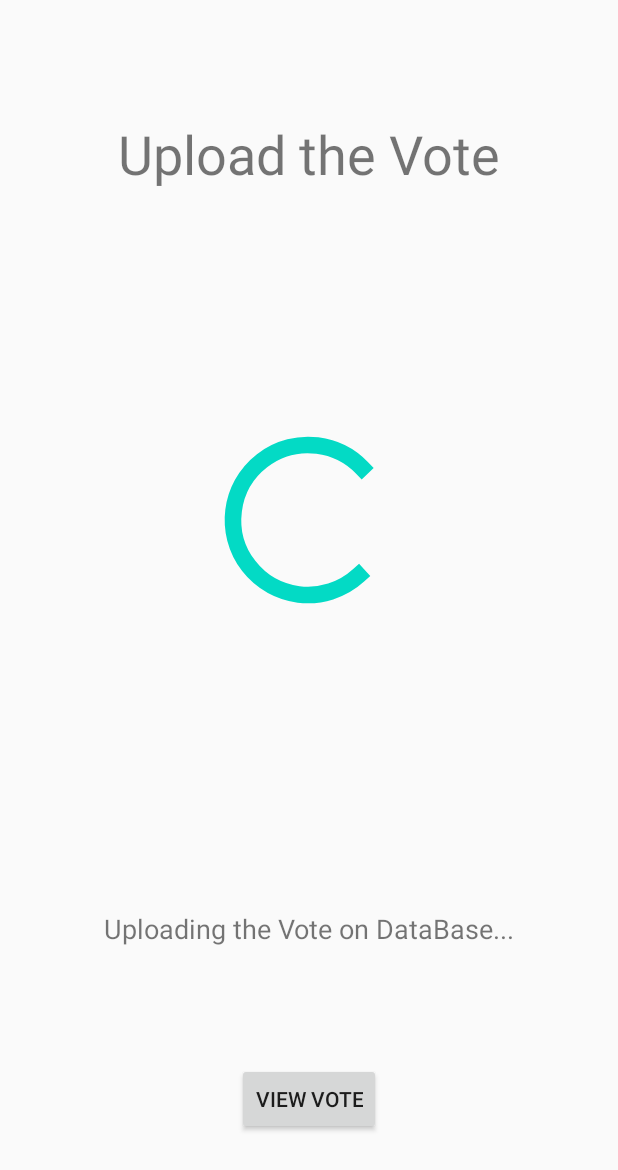
After one commit to ABHISHEK4227/votingApp, an Android app: the layout activity_upload_to_server.xml on its own in the app's theme, with its tools: preview values and no code run, on a phone screen of 412 x 824 dp. The commit adds this screen. Shown: the top 1170 px of the screen. Run offline under Robolectric (Android 15) with nearby library versions, the phone set to English and light mode, and no system bars.

Commit message:
Updated Facial Recognition, Added timer in CastVote, Added UploadToServer

```diff
--- a/app/src/main/AndroidManifest.xml
+++ b/app/src/main/AndroidManifest.xml
@@ -11,7 +11,8 @@
         android:roundIcon="@mipmap/ic_launcher_round"
         android:supportsRtl="true"
         android:theme="@style/AppTheme">
-        <activity android:name=".ConfirmVote"></activity>
+        <activity android:name=".uploadToServer"></activity>
+        <activity android:name=".ConfirmVote" />
         <activity android:name=".FacialRecognition" />
         <activity android:name=".VerifyVote" />
         <activity android:name=".WriteToChip" />
--- a/app/src/main/java/com/example/votingapp/Connect.java
+++ b/app/src/main/java/com/example/votingapp/Connect.java
@@ -3,6 +3,6 @@ package com.example.votingapp;
 import android.app.Application;
 
 public class Connect extends Application {
-    public static String IP = "192.168.0.110";
+    public static String IP = "192.168.31.49";
     public static int port = 9000;
 }
--- a/app/src/main/res/layout/activity_main.xml
+++ b/app/src/main/res/layout/activity_main.xml
@@ -38,7 +38,7 @@
         android:layout_marginTop="40dp"
         android:ems="10"
         android:hint="@string/password"
-        android:inputType="textPersonName"
+        android:inputType="textPassword"
         app:layout_constraintEnd_toEndOf="parent"
         app:layout_constraintStart_toStartOf="parent"
         app:layout_constraintTop_toBottomOf="@id/epic"
--- /dev/null
+++ b/app/src/main/res/layout/activity_upload_to_server.xml
@@ -0,0 +1,58 @@
+<?xml version="1.0" encoding="utf-8"?>
+<androidx.constraintlayout.widget.ConstraintLayout xmlns:android="http://schemas.android.com/apk/res/android"
+    xmlns:app="http://schemas.android.com/apk/res-auto"
+    xmlns:tools="http://schemas.android.com/tools"
+    android:layout_width="match_parent"
+    android:layout_height="match_parent"
+    tools:context=".uploadToServer">
+    <TextView
+        android:id="@+id/upload2"
+        android:layout_width="wrap_content"
+        android:layout_height="wrap_content"
+        android:text="Upload the Vote"
+        android:textSize="36sp"
+        app:layout_constraintBottom_toBottomOf="parent"
+        app:layout_constraintEnd_toEndOf="parent"
+        app:layout_constraintStart_toStartOf="parent"
+        app:layout_constraintTop_toTopOf="parent"
+        app:layout_constraintVertical_bias="0.101" />
+
+    <TextView
+        android:id="@+id/upload"
+        android:layout_width="wrap_content"
+        android:layout_height="wrap_content"
+        android:paddingLeft="20dp"
+        android:paddingTop="10dp"
+        android:paddingRight="20dp"
+        android:paddingBottom="10dp"
+        android:text="Uploading the Vote on DataBase..."
+        android:textSize="18sp"
+        app:layout_constraintBottom_toBottomOf="parent"
+        app:layout_constraintEnd_toEndOf="parent"
+        app:layout_constraintStart_toStartOf="parent"
+        app:layout_constraintTop_toBottomOf="@+id/progressBar" />
+
+    <ProgressBar
+        android:id="@+id/progressBar"
+        style="?android:attr/progressBarStyle"
+        android:layout_width="134dp"
+        android:layout_height="133dp"
+        android:layout_marginTop="124dp"
+        app:layout_constraintBottom_toBottomOf="parent"
+        app:layout_constraintEnd_toEndOf="parent"
+        app:layout_constraintHorizontal_bias="0.498"
+        app:layout_constraintStart_toStartOf="parent"
+        app:layout_constraintTop_toBottomOf="@+id/upload2"
+        app:layout_constraintVertical_bias="0.067" />
+
+    <Button
+        android:id="@+id/viewButton"
+        android:layout_width="wrap_content"
+        android:layout_height="wrap_content"
+        android:text="View Vote"
+        app:layout_constraintBottom_toBottomOf="parent"
+        app:layout_constraintEnd_toEndOf="parent"
+        app:layout_constraintStart_toStartOf="parent"
+        app:layout_constraintTop_toBottomOf="@+id/upload" />
+
+</androidx.constraintlayout.widget.ConstraintLayout>
--- a/app/src/main/res/layout/activity_verify_vote.xml
+++ b/app/src/main/res/layout/activity_verify_vote.xml
@@ -84,7 +84,7 @@
             android:id="@+id/buttonUnknown"
             android:layout_width="wrap_content"
             android:layout_height="wrap_content"
-            android:text="Go Back OR EXIT"
+            android:text="Logout"
             android:textSize="18sp"
             app:layout_constraintBottom_toBottomOf="parent"
             app:layout_constraintEnd_toEndOf="parent"
```
Also changed, not shown: app/src/main/java/com/example/votingapp/CastVote.java (+50 -1 lines), app/src/main/java/com/example/votingapp/FacialRecognition.java (+24 -16 lines), app/src/main/java/com/example/votingapp/UploadToServer.java (added, +44 -0 lines), app/src/main/java/com/example/votingapp/VerifyVote.java (+10 -0 lines), app/src/main/java/com/example/votingapp/WelcomePage.java (+4 -4 lines), app/src/main/java/com/example/votingapp/cdtDialog.java (added, +24 -0 lines).
